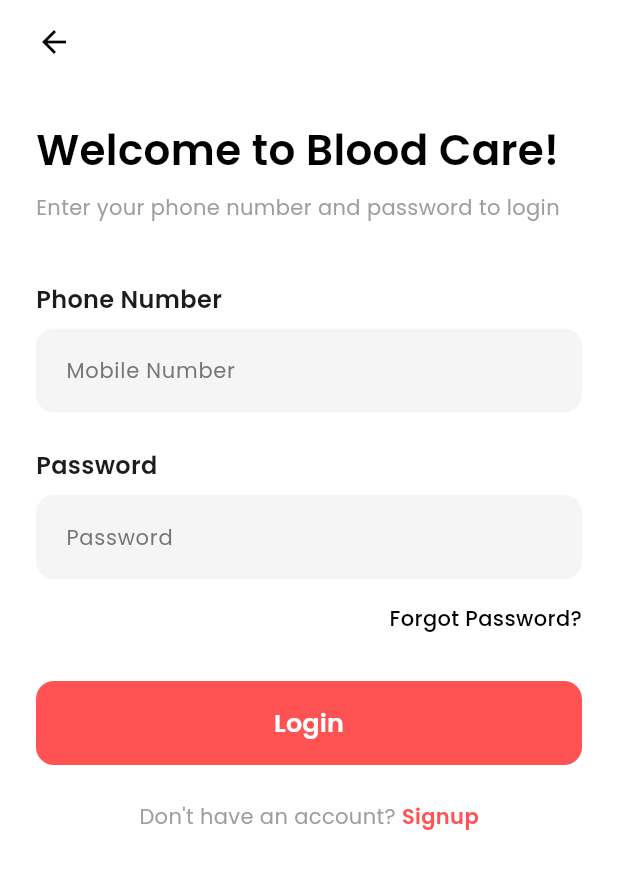
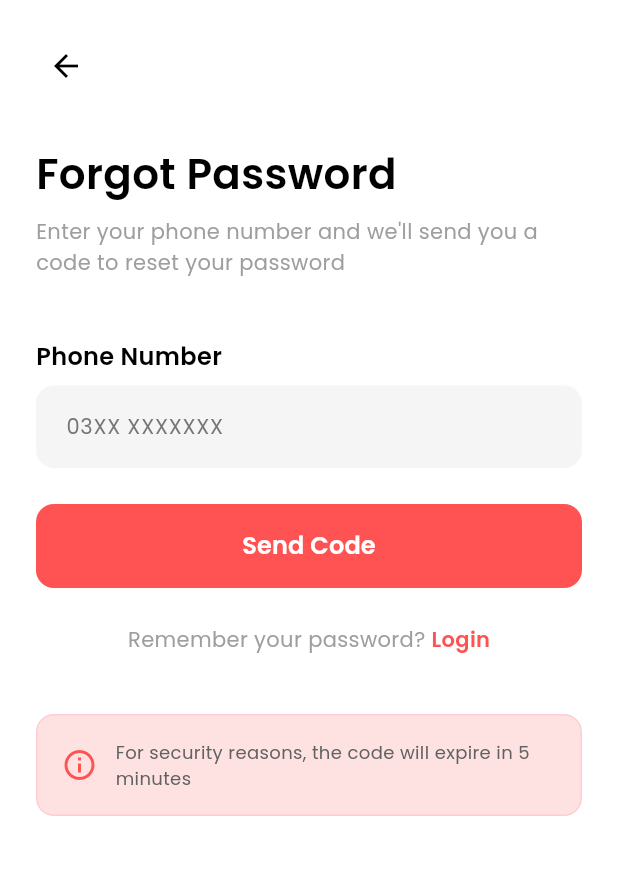
Before and after one commit to umermoazzam/blood_care, a Flutter app: the screen it shows after launch, after a tap on "Forgot Password?", on a phone screen of 412 x 824 dp. Shown: the top 869 px of the screen. Run offline on Flutter 3.47's test engine with Material 3 defaults, Android fonts, the phone set to English and light mode, and no system bars; our stand-ins replace google_fonts.

Commit message:
Updated Forgot password? screen UI

```diff
--- /dev/null
+++ b/lib/screens/forgot_password_screen.dart
@@ -0,0 +1,348 @@
+// forgot_password_screen.dart
+import 'package:flutter/material.dart';
+import 'package:google_fonts/google_fonts.dart';
+
+class ForgotPasswordScreen extends StatefulWidget {
+  const ForgotPasswordScreen({Key? key}) : super(key: key);
+
+  @override
+  State<ForgotPasswordScreen> createState() => _ForgotPasswordScreenState();
+}
+
+class _ForgotPasswordScreenState extends State<ForgotPasswordScreen> {
+  final TextEditingController _phoneController = TextEditingController();
+  bool _isLoading = false;
+  bool _otpSent = false;
+  final List<TextEditingController> _otpControllers =
+      List.generate(4, (_) => TextEditingController());
+  final List<FocusNode> _otpFocusNodes = List.generate(4, (_) => FocusNode());
+
+  @override
+  void dispose() {
+    _phoneController.dispose();
+    for (var controller in _otpControllers) controller.dispose();
+    for (var node in _otpFocusNodes) node.dispose();
+    super.dispose();
+  }
+
+  // ✅ Toast dialog
+  void _showToast(String message) {
+    showDialog(
+      context: context,
+      builder: (context) => AlertDialog(
+        backgroundColor: Colors.white,
+        shape: RoundedRectangleBorder(borderRadius: BorderRadius.circular(12)),
+        content: Row(
+          children: [
+            const Icon(Icons.info_outline, color: Colors.black),
+            const SizedBox(width: 10),
+            Expanded(
+              child: Text(
+                message,
+                style: GoogleFonts.poppins(
+                  fontSize: 14,
+                  color: Colors.black,
+                  fontWeight: FontWeight.w500,
+                ),
+              ),
+            ),
+          ],
+        ),
+        actions: [
+          TextButton(
+            onPressed: () => Navigator.pop(context),
+            child: Text(
+              'OK',
+              style: GoogleFonts.poppins(
+                color: Colors.black,
+                fontWeight: FontWeight.w600,
+              ),
+            ),
+          ),
+        ],
+      ),
+    );
+  }
+
+  void _sendOTP() {
+    if (_phoneController.text.isEmpty) {
+      _showToast("Please enter your phone number");
+      return;
+    }
+
+    setState(() => _isLoading = true);
+
+    Future.delayed(const Duration(seconds: 2), () {
+      setState(() {
+        _isLoading = false;
+        _otpSent = true;
+      });
+      _showToast("OTP sent to your phone number");
+    });
+  }
+
+  void _verifyOTP() {
+    String otp = _otpControllers.map((c) => c.text).join();
+    if (otp.length != 4) {
+      _showToast("Please enter complete OTP");
+      return;
+    }
+
+    setState(() => _isLoading = true);
+
+    Future.delayed(const Duration(seconds: 2), () {
+      setState(() => _isLoading = false);
+      _showToast("OTP verified successfully! Redirecting...");
+      Future.delayed(const Duration(seconds: 1), () {
+        Navigator.pop(context);
+      });
+    });
+  }
+
+  @override
+  Widget build(BuildContext context) {
+    OutlineInputBorder roundedBorder = OutlineInputBorder(
+      borderRadius: BorderRadius.circular(12),
+      borderSide: BorderSide.none,
+    );
+
+    return Scaffold(
+      backgroundColor: Colors.white,
+      body: SafeArea(
+        child: SingleChildScrollView(
+          child: Padding(
+            padding: const EdgeInsets.all(24.0),
+            child: Column(
+              crossAxisAlignment: CrossAxisAlignment.start,
+              children: [
+                // Back Button
+                InkWell(
+                  onTap: () => Navigator.pop(context),
+                  borderRadius: BorderRadius.circular(8),
+                  child: const Padding(
+                    padding: EdgeInsets.all(8.0),
+                    child: Icon(Icons.arrow_back, size: 24, color: Colors.black),
+                  ),
+                ),
+                const SizedBox(height: 32),
+
+                // Title
+                Text(
+                  'Forgot Password',
+                  style: GoogleFonts.poppins(
+                    fontSize: 28,
+                    fontWeight: FontWeight.w600,
+                    color: Colors.black,
+                  ),
+                ),
+                const SizedBox(height: 8),
+
+                // Subtitle
+                Text(
+                  _otpSent
+                      ? 'Enter the 4-digit code sent to your phone'
+                      : 'Enter your phone number and we\'ll send you a code to reset your password',
+                  style: GoogleFonts.poppins(
+                    fontSize: 14,
+                    fontWeight: FontWeight.w400,
+                    color: Colors.grey,
+                    height: 1.5,
+                  ),
+                ),
+                const SizedBox(height: 40),
+
+                if (!_otpSent) ...[
+                  // Phone Number Input
+                  Text('Phone Number',
+                      style: GoogleFonts.poppins(
+                          fontSize: 16,
+                          fontWeight: FontWeight.w600,
+                          color: Colors.black)),
+                  const SizedBox(height: 8),
+                  TextField(
+                    controller: _phoneController,
+                    keyboardType: TextInputType.phone,
+                    style: const TextStyle(fontSize: 15),
+                    decoration: InputDecoration(
+                      hintText: '03XX XXXXXXX',
+                      hintStyle:
+                          GoogleFonts.poppins(color: Colors.grey[600], fontSize: 14),
+                      filled: true,
+                      fillColor: const Color(0xFFF5F5F5),
+                      border: roundedBorder,
+                      enabledBorder: roundedBorder,
+                      focusedBorder: roundedBorder,
+                      contentPadding:
+                          const EdgeInsets.symmetric(horizontal: 16, vertical: 16),
+                    ),
+                  ),
+                  const SizedBox(height: 24),
+
+                  // Send OTP Button
+                  SizedBox(
+                    width: double.infinity,
+                    height: 56,
+                    child: ElevatedButton(
+                      onPressed: _isLoading ? null : _sendOTP,
+                      style: ElevatedButton.styleFrom(
+                        backgroundColor: const Color(0xFFFF5252),
+                        foregroundColor: Colors.white,
+                        shape: RoundedRectangleBorder(
+                            borderRadius: BorderRadius.circular(12)),
+                        elevation: 0,
+                      ),
+                      child: _isLoading
+                          ? const SizedBox(
+                              height: 20,
+                              width: 20,
+                              child: CircularProgressIndicator(
+                                  color: Colors.white, strokeWidth: 2),
+                            )
+                          : Text('Send Code',
+                              style: GoogleFonts.poppins(
+                                  fontSize: 16, fontWeight: FontWeight.w600)),
+                    ),
+                  ),
+                ] else ...[
+                  // OTP Input Fields
+                  Text('Enter Code',
+                      style: GoogleFonts.poppins(
+                          fontSize: 16,
+                          fontWeight: FontWeight.w600,
+                          color: Colors.black)),
+                  const SizedBox(height: 16),
+                  Row(
+                    mainAxisAlignment: MainAxisAlignment.spaceEvenly,
+                    children: List.generate(4, (index) {
+                      return SizedBox(
+                        width: 60,
+                        height: 60,
+                        child: Container(
+                          decoration: BoxDecoration(
+                            color: const Color(0xFFF5F5F5),
+                            borderRadius: BorderRadius.circular(12),
+                            border: Border.all(color: Colors.grey[200]!),
+                          ),
+                          child: TextField(
+                            controller: _otpControllers[index],
+                            focusNode: _otpFocusNodes[index],
+                            textAlign: TextAlign.center,
+                            keyboardType: TextInputType.number,
+                            maxLength: 1,
+                            style: GoogleFonts.poppins(
+                                fontSize: 20,
+                                fontWeight: FontWeight.w600,
+                                color: Colors.black),
+                            decoration: const InputDecoration(
+                                counterText: '', border: InputBorder.none),
+                            onChanged: (value) {
+                              if (value.isNotEmpty && index < 3)
+                                _otpFocusNodes[index + 1].requestFocus();
+                              if (value.isEmpty && index > 0)
+                                _otpFocusNodes[index - 1].requestFocus();
+                            },
+                          ),
+                        ),
+                      );
+                    }),
+                  ),
+                  const SizedBox(height: 24),
+
+                  // Resend Code
+                  Center(
+                    child: TextButton(
+                      onPressed: () {
+                        _showToast("Code resent successfully");
+                      },
+                      child: Text(
+                        'Didn\'t receive code? Resend',
+                        style: GoogleFonts.poppins(
+                            fontSize: 14,
+                            fontWeight: FontWeight.w500,
+                            color: const Color(0xFFFF5252)),
+                      ),
+                    ),
+                  ),
+                  const SizedBox(height: 16),
+
+                  // Verify Button
+                  SizedBox(
+                    width: double.infinity,
+                    height: 56,
+                    child: ElevatedButton(
+                      onPressed: _isLoading ? null : _verifyOTP,
+                      style: ElevatedButton.styleFrom(
+                        backgroundColor: const Color(0xFFFF5252),
+                        foregroundColor: Colors.white,
+                        shape: RoundedRectangleBorder(
+                            borderRadius: BorderRadius.circular(12)),
+                        elevation: 0,
+                      ),
+                      child: _isLoading
+                          ? const SizedBox(
+                              height: 20,
+                              width: 20,
+                              child: CircularProgressIndicator(
+                                  color: Colors.white, strokeWidth: 2),
+                            )
+                          : Text('Verify Code',
+                              style: GoogleFonts.poppins(
+                                  fontSize: 16, fontWeight: FontWeight.w600)),
+                    ),
+                  ),
+                ],
+
+                const SizedBox(height: 24),
+
+                // Back to Login
+                Center(
+                  child: Row(
+                    mainAxisAlignment: MainAxisAlignment.center,
+                    children: [
+                      Text('Remember your password? ',
+                          style:
+                              GoogleFonts.poppins(fontSize: 14, color: Colors.grey)),
+                      InkWell(
+                        onTap: () => Navigator.pop(context),
+                        child: Text('Login',
+                            style: GoogleFonts.poppins(
+                                fontSize: 14,
+                                fontWeight: FontWeight.w600,
+                                color: const Color(0xFFFF5252))),
+                      ),
+                    ],
+                  ),
+                ),
+                const SizedBox(height: 40),
+
+                // Info Card
+                Container(
+                  padding: const EdgeInsets.all(16),
+                  decoration: BoxDecoration(
+                    color: const Color(0xFFFEE2E2),
+                    borderRadius: BorderRadius.circular(12),
+                    border: Border.all(color: const Color(0xFFFECDD3)),
+                  ),
+                  child: Row(
+                    children: [
+                      const Icon(Icons.info_outline,
+                          color: Color(0xFFFF5252), size: 24),
+                      const SizedBox(width: 12),
+                      Expanded(
+                        child: Text(
+                          'For security reasons, the code will expire in 5 minutes',
+                          style: GoogleFonts.poppins(
+                              fontSize: 12, color: Colors.grey[700]),
+                        ),
+                      ),
+                    ],
+                  ),
+                ),
+              ],
+            ),
+          ),
+        ),
+      ),
+    );
+  }
+}
--- a/lib/screens/login_screen.dart
+++ b/lib/screens/login_screen.dart
@@ -1,7 +1,9 @@
+// login_screen.dart
 import 'package:flutter/material.dart';
 import 'package:google_fonts/google_fonts.dart';
 import 'signup_screen.dart';
 import 'home_screen.dart';
+import 'forgot_password_screen.dart'; // ✅ Forgot Password import
 
 void main() {
   runApp(const BloodCareApp());
@@ -36,6 +38,8 @@ class _LoginScreenState extends State<LoginScreen> {
   final TextEditingController _passwordController = TextEditingController();
   final Map<String, String> registeredUsers = {};
 
+  bool _isHoveringForgot = false; // ✅ hover state for Forgot Password
+
   void _showMessage(String message) {
     showDialog(
       context: context,
@@ -63,7 +67,8 @@ class _LoginScreenState extends State<LoginScreen> {
             onPressed: () => Navigator.pop(context),
             child: Text(
               'OK',
-              style: GoogleFonts.poppins(color: Colors.black, fontWeight: FontWeight.w600),
+              style: GoogleFonts.poppins(
+                  color: Colors.black, fontWeight: FontWeight.w600),
             ),
           ),
         ],
@@ -80,7 +85,8 @@ class _LoginScreenState extends State<LoginScreen> {
       return;
     }
 
-    if (registeredUsers.containsKey(phone) && registeredUsers[phone] == password) {
+    if (registeredUsers.containsKey(phone) &&
+        registeredUsers[phone] == password) {
       Navigator.pushReplacement(
         context,
         MaterialPageRoute(builder: (context) => const HomeScreen()),
@@ -120,58 +126,93 @@ class _LoginScreenState extends State<LoginScreen> {
               const SizedBox(height: 40),
               Text(
                 'Welcome to Blood Care!',
-                style: GoogleFonts.poppins(fontSize: 28, fontWeight: FontWeight.w600, color: Colors.black),
+                style: GoogleFonts.poppins(
+                    fontSize: 28,
+                    fontWeight: FontWeight.w600,
+                    color: Colors.black),
               ),
               const SizedBox(height: 8),
               Text(
                 'Enter your phone number and password to login',
-                style: GoogleFonts.poppins(fontSize: 14, fontWeight: FontWeight.w400, color: Colors.grey),
+                style: GoogleFonts.poppins(
+                    fontSize: 14,
+                    fontWeight: FontWeight.w400,
+                    color: Colors.grey),
               ),
               const SizedBox(height: 40),
-              Text('Phone Number', style: GoogleFonts.poppins(fontSize: 16, fontWeight: FontWeight.w600)),
+              Text('Phone Number',
+                  style:
+                      GoogleFonts.poppins(fontSize: 16, fontWeight: FontWeight.w600)),
               const SizedBox(height: 8),
               TextField(
                 controller: _phoneController,
                 keyboardType: TextInputType.phone,
                 decoration: InputDecoration(
                   hintText: 'Mobile Number',
-                  hintStyle: GoogleFonts.poppins(color: Colors.grey[600], fontSize: 14),
+                  hintStyle:
+                      GoogleFonts.poppins(color: Colors.grey[600], fontSize: 14),
                   filled: true,
                   fillColor: const Color(0xFFF5F5F5),
                   border: roundedBorder,
                   enabledBorder: roundedBorder,
                   focusedBorder: roundedBorder,
-                  contentPadding: const EdgeInsets.symmetric(horizontal: 16, vertical: 16),
+                  contentPadding:
+                      const EdgeInsets.symmetric(horizontal: 16, vertical: 16),
                 ),
               ),
               const SizedBox(height: 24),
-              Text('Password', style: GoogleFonts.poppins(fontSize: 16, fontWeight: FontWeight.w600)),
+              Text('Password',
+                  style:
+                      GoogleFonts.poppins(fontSize: 16, fontWeight: FontWeight.w600)),
               const SizedBox(height: 8),
               TextField(
                 controller: _passwordController,
                 obscureText: true,
                 decoration: InputDecoration(
                   hintText: 'Password',
-                  hintStyle: GoogleFonts.poppins(color: Colors.grey[600], fontSize: 14),
+                  hintStyle:
+                      GoogleFonts.poppins(color: Colors.grey[600], fontSize: 14),
                   filled: true,
                   fillColor: const Color(0xFFF5F5F5),
                   border: roundedBorder,
                   enabledBorder: roundedBorder,
                   focusedBorder: roundedBorder,
-                  contentPadding: const EdgeInsets.symmetric(horizontal: 16, vertical: 16),
+                  contentPadding:
+                      const EdgeInsets.symmetric(horizontal: 16, vertical: 16),
                 ),
               ),
               const SizedBox(height: 16),
+
+              // ✅ Forgot Password with hover effect (color change only, no underline)
               Align(
                 alignment: Alignment.centerRight,
-                child: GestureDetector(
-                  onTap: () {},
-                  child: Text(
-                    'Forgot Password?',
-                    style: GoogleFonts.poppins(fontSize: 14, color: Colors.black, fontWeight: FontWeight.w500),
+                child: MouseRegion(
+                  cursor: SystemMouseCursors.click,
+                  onEnter: (_) => setState(() => _isHoveringForgot = true),
+                  onExit: (_) => setState(() => _isHoveringForgot = false),
+                  child: GestureDetector(
+                    onTap: () {
+                      Navigator.push(
+                        context,
+                        MaterialPageRoute(
+                            builder: (context) => const ForgotPasswordScreen()),
+                      );
+                    },
+                    child: Text(
+                      'Forgot Password?',
+                      style: GoogleFonts.poppins(
+                        fontSize: 14,
+                        color: _isHoveringForgot
+                            ? const Color(0xFFFF5252)
+                            : Colors.black,
+                        fontWeight: FontWeight.w500,
+                        decoration: TextDecoration.none, // ❌ removed underline
+                      ),
+                    ),
                   ),
                 ),
               ),
+
               const SizedBox(height: 32),
               SizedBox(
                 width: double.infinity,
@@ -180,28 +221,33 @@ class _LoginScreenState extends State<LoginScreen> {
                   onPressed: _login,
                   style: ElevatedButton.styleFrom(
                     backgroundColor: const Color(0xFFFF5252),
-                    shape: RoundedRectangleBorder(borderRadius: BorderRadius.circular(12)),
+                    shape: RoundedRectangleBorder(
+                        borderRadius: BorderRadius.circular(12)),
                     elevation: 0,
                   ),
-                  child: Text('Login', style: GoogleFonts.poppins(fontSize: 17, fontWeight: FontWeight.w600, color: Colors.white)),
+                  child: Text('Login',
+                      style: GoogleFonts.poppins(
+                          fontSize: 17,
+                          fontWeight: FontWeight.w600,
+                          color: Colors.white)),
                 ),
               ),
               const SizedBox(height: 24),
               Row(
                 mainAxisAlignment: MainAxisAlignment.center,
                 children: [
-                  Text("Don't have an account? ", style: GoogleFonts.poppins(fontSize: 14, color: Colors.grey)),
+                  Text("Don't have an account? ",
+                      style: GoogleFonts.poppins(fontSize: 14, color: Colors.grey)),
                   GestureDetector(
                     onTap: () async {
-                      // ✅ Navigate to SignupScreen and check return
                       final result = await Navigator.push(
                         context,
                         MaterialPageRoute(
-                          builder: (context) => SignupScreen(registeredUsers: registeredUsers),
+                          builder: (context) =>
+                              SignupScreen(registeredUsers: registeredUsers),
                         ),
                       );
 
-                      // Only show message if signup returned a value
                       if (result != null && result is Map<String, String>) {
                         final phone = result.keys.first;
                         final password = result[phone];
@@ -214,7 +260,10 @@ class _LoginScreenState extends State<LoginScreen> {
                     },
                     child: Text(
                       'Signup',
-                      style: GoogleFonts.poppins(fontSize: 14, color: const Color(0xFFFF5252), fontWeight: FontWeight.w600),
+                      style: GoogleFonts.poppins(
+                          fontSize: 14,
+                          color: const Color(0xFFFF5252),
+                          fontWeight: FontWeight.w600),
                     ),
                   ),
                 ],
```
